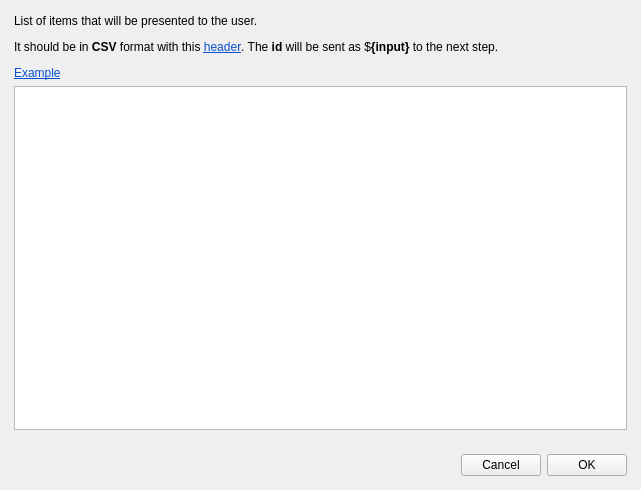
First picture: the form in wfnodeedit_dialog.ui, repository cplauncher/CPLauncher, before the edit.
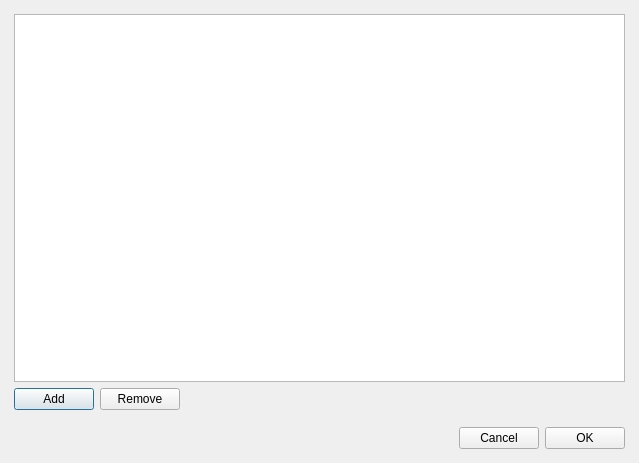
Second picture: the form after the edit. Custom widgets are drawn as their Qt base class.

What changed in the file:
```diff
--- a/wfnodeedit_dialog.ui
+++ b/wfnodeedit_dialog.ui
@@ -9,8 +9,8 @@
    <rect>
     <x>0</x>
     <y>0</y>
-    <width>641</width>
-    <height>490</height>
+    <width>639</width>
+    <height>463</height>
    </rect>
   </property>
   <property name="windowTitle">
@@ -38,7 +38,7 @@
       </sizepolicy>
      </property>
      <property name="currentIndex">
-      <number>11</number>
+      <number>4</number>
      </property>
      <widget class="QWidget" name="hotkeyPanel">
       <property name="sizePolicy">
@@ -154,6 +154,133 @@
           </size>
          </property>
         </spacer>
+       </item>
+       <item row="5" column="0" colspan="2">
+        <widget class="QPlainTextEdit" name="scriptingScriptEdit">
+         <property name="tabStopDistance">
+          <double>20.000000000000000</double>
+         </property>
+        </widget>
+       </item>
+      </layout>
+     </widget>
+     <widget class="QWidget" name="editVarPanel">
+      <layout class="QFormLayout" name="formLayout_10">
+       <item row="0" column="0">
+        <widget class="QLabel" name="varNameLabel">
+         <property name="text">
+          <string>Variable name</string>
+         </property>
+        </widget>
+       </item>
+       <item row="0" column="1">
+        <widget class="QLineEdit" name="editVarNameEdit"/>
+       </item>
+       <item row="1" column="0">
+        <widget class="QLabel" name="label_23">
+         <property name="text">
+          <string>Variable value</string>
+         </property>
+        </widget>
+       </item>
+       <item row="1" column="1">
+        <widget class="QLineEdit" name="editVarValueEdit"/>
+       </item>
+       <item row="2" column="0">
+        <widget class="QCheckBox" name="editVarHiddenCB">
+         <property name="text">
+          <string>Hidden</string>
+         </property>
+        </widget>
+       </item>
+       <item row="3" column="0">
+        <spacer name="verticalSpacer_3">
+         <property name="orientation">
+          <enum>Qt::Vertical</enum>
+         </property>
+         <property name="sizeHint" stdset="0">
+          <size>
+           <width>20</width>
+           <height>40</height>
+          </size>
+         </property>
+        </spacer>
+       </item>
+      </layout>
+     </widget>
+     <widget class="QWidget" name="varsPanel">
+      <layout class="QVBoxLayout" name="verticalLayout_5">
+       <item>
+        <widget class="QWidget" name="widget" native="true">
+         <property name="sizePolicy">
+          <sizepolicy hsizetype="Preferred" vsizetype="Expanding">
+           <horstretch>0</horstretch>
+           <verstretch>0</verstretch>
+          </sizepolicy>
+         </property>
+         <layout class="QHBoxLayout" name="horizontalLayout_3">
+          <property name="leftMargin">
+           <number>0</number>
+          </property>
+          <property name="topMargin">
+           <number>0</number>
+          </property>
+          <property name="rightMargin">
+           <number>0</number>
+          </property>
+          <property name="bottomMargin">
+           <number>0</number>
+          </property>
+          <item>
+           <widget class="QTableWidget" name="varsTable"/>
+          </item>
+         </layout>
+        </widget>
+       </item>
+       <item>
+        <widget class="QWidget" name="widget_2" native="true">
+         <layout class="QHBoxLayout" name="horizontalLayout_2">
+          <property name="leftMargin">
+           <number>0</number>
+          </property>
+          <property name="topMargin">
+           <number>0</number>
+          </property>
+          <property name="rightMargin">
+           <number>0</number>
+          </property>
+          <property name="bottomMargin">
+           <number>0</number>
+          </property>
+          <item>
+           <widget class="QPushButton" name="varsAddVarButton">
+            <property name="text">
+             <string>Add</string>
+            </property>
+           </widget>
+          </item>
+          <item>
+           <widget class="QPushButton" name="varsRemoveVarButton">
+            <property name="text">
+             <string>Remove</string>
+            </property>
+           </widget>
+          </item>
+          <item>
+           <spacer name="horizontalSpacer_2">
+            <property name="orientation">
+             <enum>Qt::Horizontal</enum>
+            </property>
+            <property name="sizeHint" stdset="0">
+             <size>
+              <width>40</width>
+              <height>20</height>
+             </size>
+            </property>
+           </spacer>
+          </item>
+         </layout>
+        </widget>
        </item>
       </layout>
      </widget>
@@ -478,6 +605,12 @@
       </sizepolicy>
      </property>
      <layout class="QHBoxLayout" name="horizontalLayout">
+      <property name="topMargin">
+       <number>2</number>
+      </property>
+      <property name="bottomMargin">
+       <number>9</number>
+      </property>
       <item>
        <spacer name="horizontalSpacer">
         <property name="orientation">
```
Left out of the diff: 10 changed lines with no effect on the pictures.
